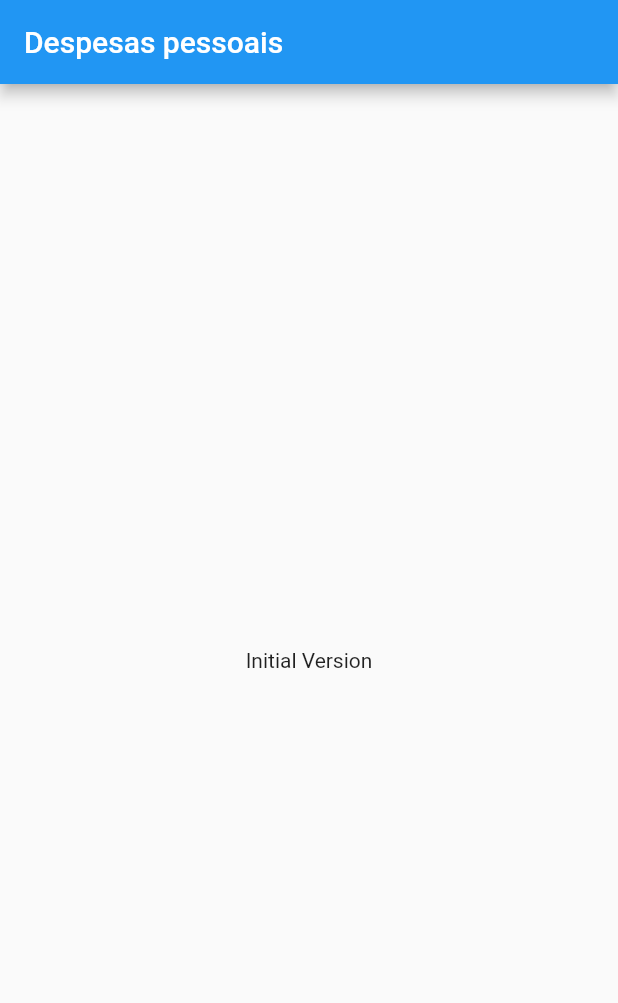
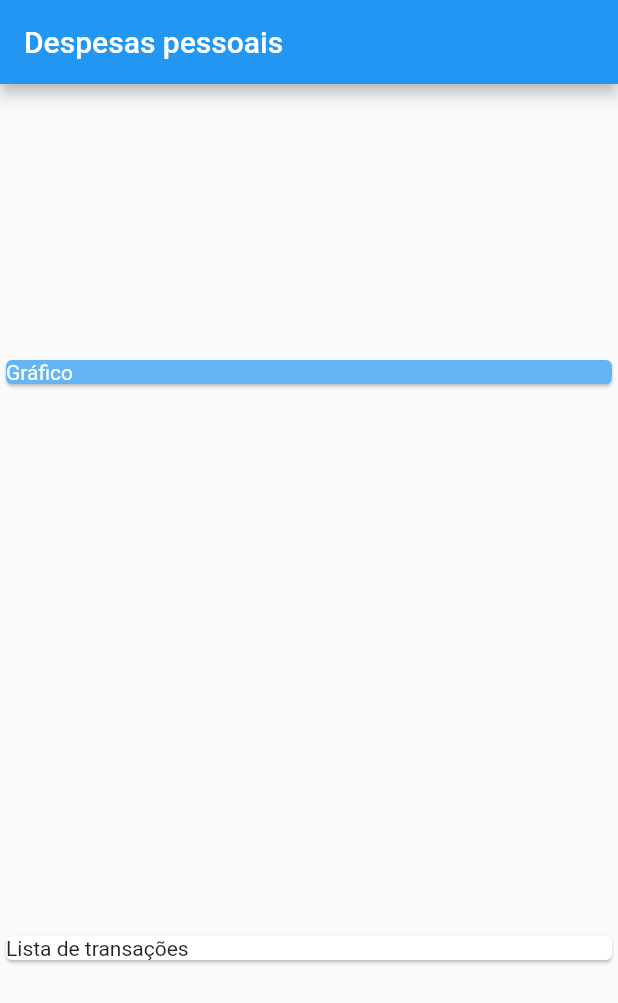
Before and after one commit to brandao-rafael/udemy-flutter, a Flutter app: the screen it shows after launch, on a phone screen of 412 x 824 dp. Shown: the top 1003 px of the screen. Run offline on Flutter 3.47's test engine with Material 2 defaults, Android fonts, the phone set to English and light mode, and no system bars.

Commit message:
feat: create two cards to sepparete sessions

```diff
--- a/sessao-4-contruindo-app-real/expenses/lib/main.dart
+++ b/sessao-4-contruindo-app-real/expenses/lib/main.dart
@@ -17,12 +17,26 @@ class MyHomePage extends StatelessWidget {
   @override
   Widget build(BuildContext context) {
     return Scaffold(
-      appBar: AppBar(
-        title: const Text('Despesas pessoais'),
-      ),
-      body: const Center(
-        child: Text('Initial Version'),
-      ),
-    );
+        appBar: AppBar(
+          title: const Text('Despesas pessoais'),
+        ),
+        body: Column(
+          mainAxisAlignment: MainAxisAlignment.spaceAround,
+          crossAxisAlignment: CrossAxisAlignment.stretch,
+          children: [
+            Container(
+              child: Card(
+                color: Colors.blue[300],
+                child: Text(
+                  "Gráfico",
+                  style: TextStyle(color: Colors.white),
+                ),
+              ),
+            ),
+            Card(
+              child: Text('Lista de transações'),
+            )
+          ],
+        ));
   }
 }
```
